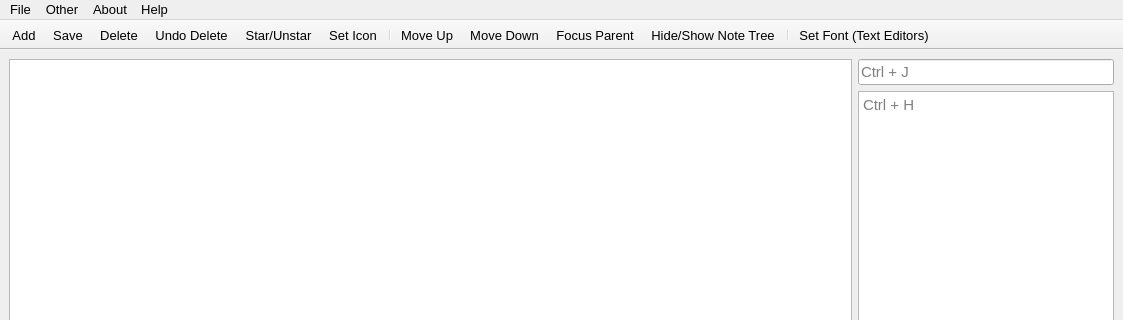
UnkindledTwo/TreeNotes, file treenotes.ui: the form before one commit; both pictures show x 0 to 1123 and y 0 to 320 of the 1123 by 600 pixel window.
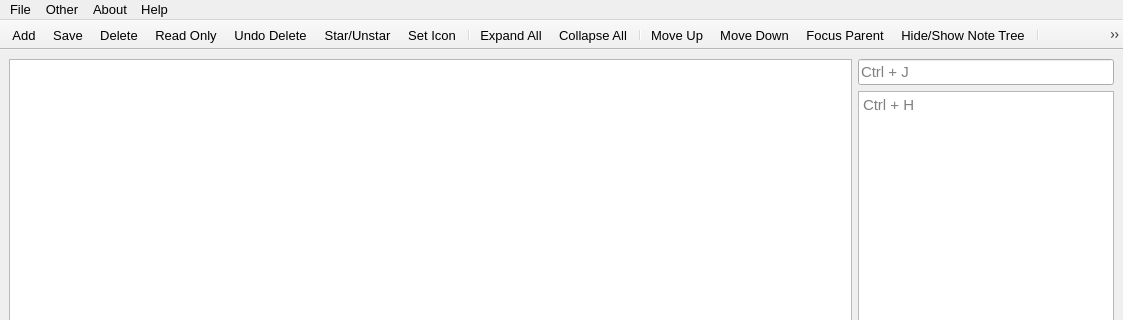
The form after the commit. Icons and pictures are not drawn. Custom widgets are drawn as their Qt base class.

Diff of the .ui file:
```diff
--- a/treenotes.ui
+++ b/treenotes.ui
@@ -204,16 +204,21 @@
    <addaction name="actionAdd"/>
    <addaction name="actionSave"/>
    <addaction name="actionDelete"/>
+   <addaction name="actionRead_Only"/>
    <addaction name="actionUndo_Delete"/>
    <addaction name="actionStar_Unstar"/>
    <addaction name="actionSet_Icon"/>
    <addaction name="separator"/>
+   <addaction name="actionExpand_All"/>
+   <addaction name="actionCollapse_All"/>
+   <addaction name="separator"/>
    <addaction name="actionMove_Up"/>
    <addaction name="actionMove_Down"/>
    <addaction name="actionFocus_Parent"/>
    <addaction name="actionHide_Show_Note_Tree"/>
    <addaction name="separator"/>
    <addaction name="actionSet_Font_Text_Editors"/>
+   <addaction name="separator"/>
   </widget>
   <action name="actionAdd">
    <property name="text">
@@ -346,6 +351,24 @@
     <string>Check For Updates</string>
    </property>
   </action>
+  <action name="actionExpand_All">
+   <property name="text">
+    <string>Expand All</string>
+   </property>
+  </action>
+  <action name="actionCollapse_All">
+   <property name="text">
+    <string>Collapse All</string>
+   </property>
+  </action>
+  <action name="actionRead_Only">
+   <property name="checkable">
+    <bool>true</bool>
+   </property>
+   <property name="text">
+    <string>Read Only</string>
+   </property>
+  </action>
  </widget>
  <customwidgets>
   <customwidget>
```
Left out of the diff: 13 changed lines with no effect on the pictures.
